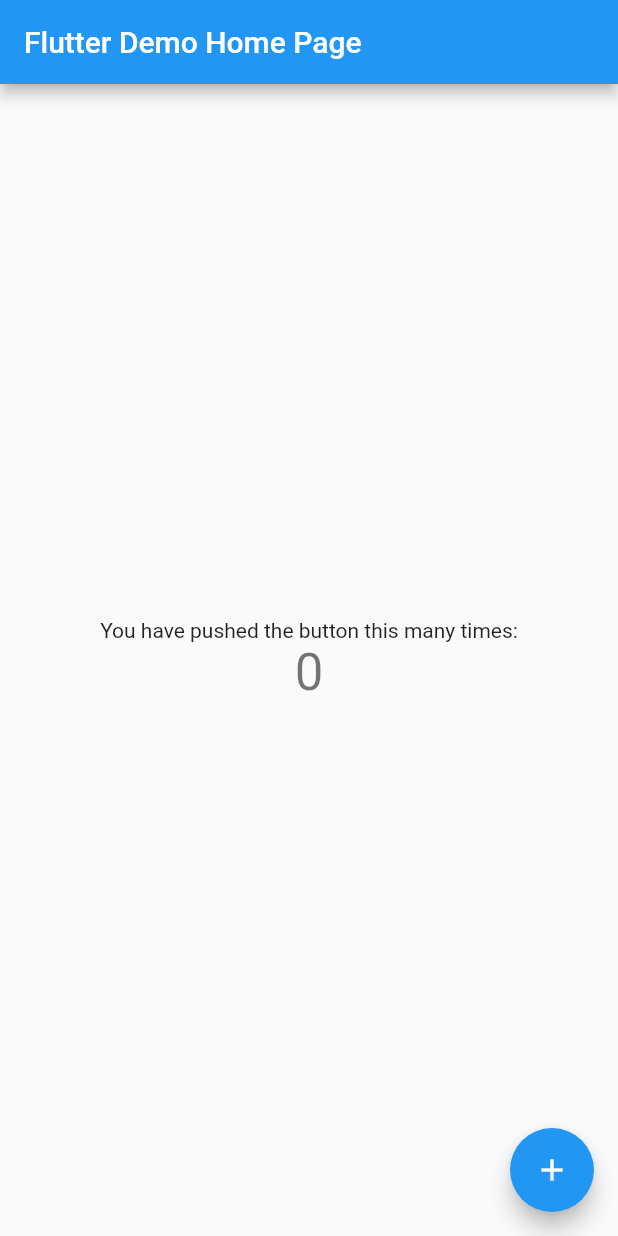
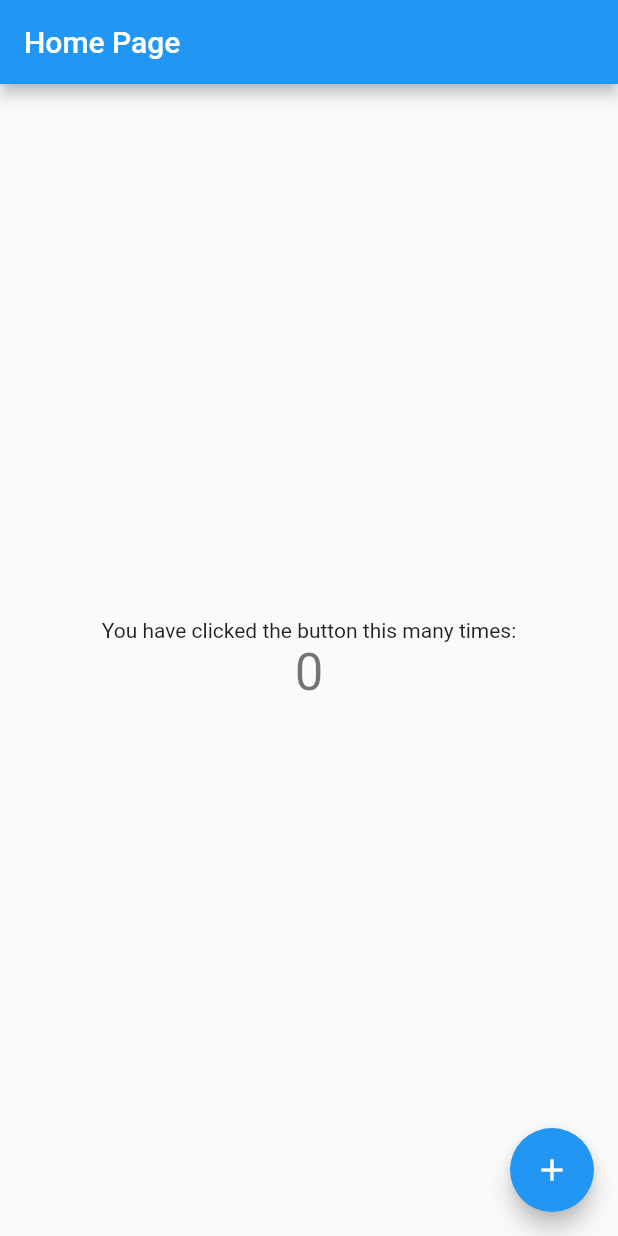
Before and after one commit to ankitojha07/flutter_app_one, a Flutter app: the screen it shows after launch, on a phone screen of 412 x 824 dp. Run offline on Flutter 3.47's test engine with Material 2 defaults, Android fonts, the phone set to English and light mode, and no system bars.

Commit message:
basic changes

```diff
--- a/lib/main.dart
+++ b/lib/main.dart
@@ -7,40 +7,20 @@ void main() {
 class MyApp extends StatelessWidget {
   const MyApp({Key? key}) : super(key: key);
 
-  // This widget is the root of your application.
   @override
   Widget build(BuildContext context) {
     return MaterialApp(
       title: 'Flutter Demo',
       theme: ThemeData(
-        // This is the theme of your application.
-        //
-        // Try running your application with "flutter run". You'll see the
-        // application has a blue toolbar. Then, without quitting the app, try
-        // changing the primarySwatch below to Colors.green and then invoke
-        // "hot reload" (press "r" in the console where you ran "flutter run",
-        // or simply save your changes to "hot reload" in a Flutter IDE).
-        // Notice that the counter didn't reset back to zero; the application
-        // is not restarted.
         primarySwatch: Colors.blue,
       ),
-      home: const MyHomePage(title: 'Flutter Demo Home Page'),
+      home: const MyHomePage(title: 'Home Page'),
     );
   }
 }
 
 class MyHomePage extends StatefulWidget {
   const MyHomePage({Key? key, required this.title}) : super(key: key);
-
-  // This widget is the home page of your application. It is stateful, meaning
-  // that it has a State object (defined below) that contains fields that affect
-  // how it looks.
-
-  // This class is the configuration for the state. It holds the values (in this
-  // case the title) provided by the parent (in this case the App widget) and
-  // used by the build method of the State. Fields in a Widget subclass are
-  // always marked "final".
-
   final String title;
 
   @override
@@ -52,51 +32,22 @@ class _MyHomePageState extends State<MyHomePage> {
 
   void _incrementCounter() {
     setState(() {
-      // This call to setState tells the Flutter framework that something has
-      // changed in this State, which causes it to rerun the build method below
-      // so that the display can reflect the updated values. If we changed
-      // _counter without calling setState(), then the build method would not be
-      // called again, and so nothing would appear to happen.
       _counter++;
     });
   }
 
   @override
   Widget build(BuildContext context) {
-    // This method is rerun every time setState is called, for instance as done
-    // by the _incrementCounter method above.
-    //
-    // The Flutter framework has been optimized to make rerunning build methods
-    // fast, so that you can just rebuild anything that needs updating rather
-    // than having to individually change instances of widgets.
     return Scaffold(
       appBar: AppBar(
-        // Here we take the value from the MyHomePage object that was created by
-        // the App.build method, and use it to set our appbar title.
         title: Text(widget.title),
       ),
       body: Center(
-        // Center is a layout widget. It takes a single child and positions it
-        // in the middle of the parent.
         child: Column(
-          // Column is also a layout widget. It takes a list of children and
-          // arranges them vertically. By default, it sizes itself to fit its
-          // children horizontally, and tries to be as tall as its parent.
-          //
-          // Invoke "debug painting" (press "p" in the console, choose the
-          // "Toggle Debug Paint" action from the Flutter Inspector in Android
-          // Studio, or the "Toggle Debug Paint" command in Visual Studio Code)
-          // to see the wireframe for each widget.
-          //
-          // Column has various properties to control how it sizes itself and
-          // how it positions its children. Here we use mainAxisAlignment to
-          // center the children vertically; the main axis here is the vertical
-          // axis because Columns are vertical (the cross axis would be
-          // horizontal).
           mainAxisAlignment: MainAxisAlignment.center,
           children: <Widget>[
             const Text(
-              'You have pushed the button this many times:',
+              'You have clicked the button this many times:',
             ),
             Text(
               '$_counter',
@@ -109,7 +60,7 @@ class _MyHomePageState extends State<MyHomePage> {
         onPressed: _incrementCounter,
         tooltip: 'Increment',
         child: const Icon(Icons.add),
-      ), // This trailing comma makes auto-formatting nicer for build methods.
+      ),
     );
   }
 }
```
